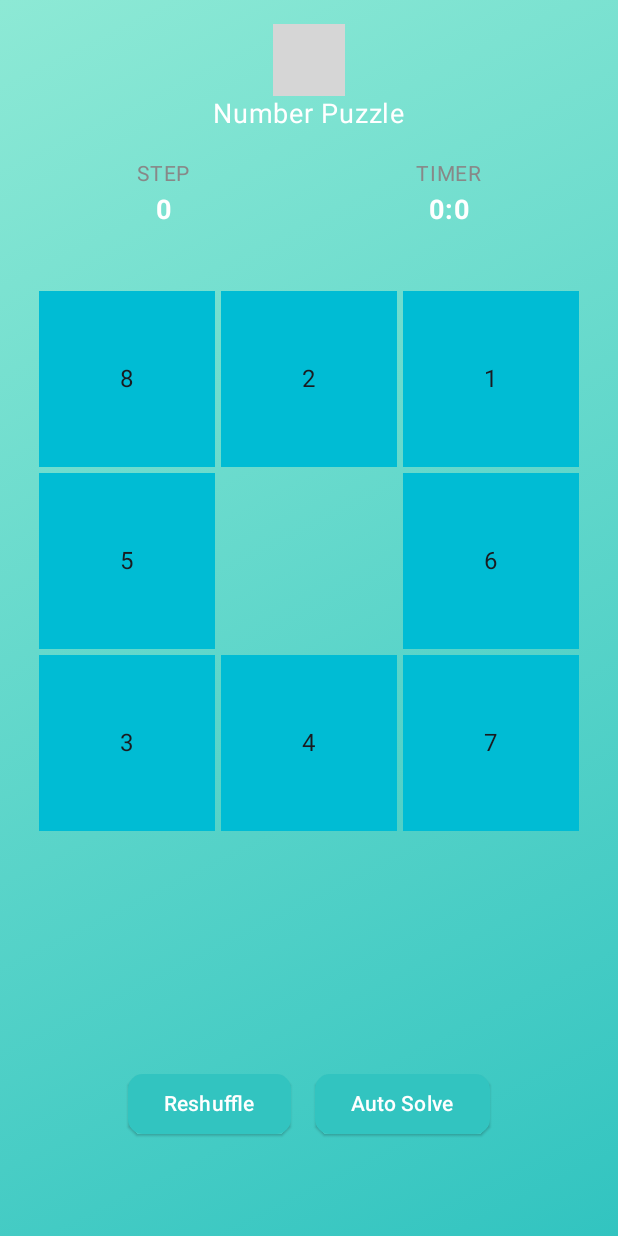
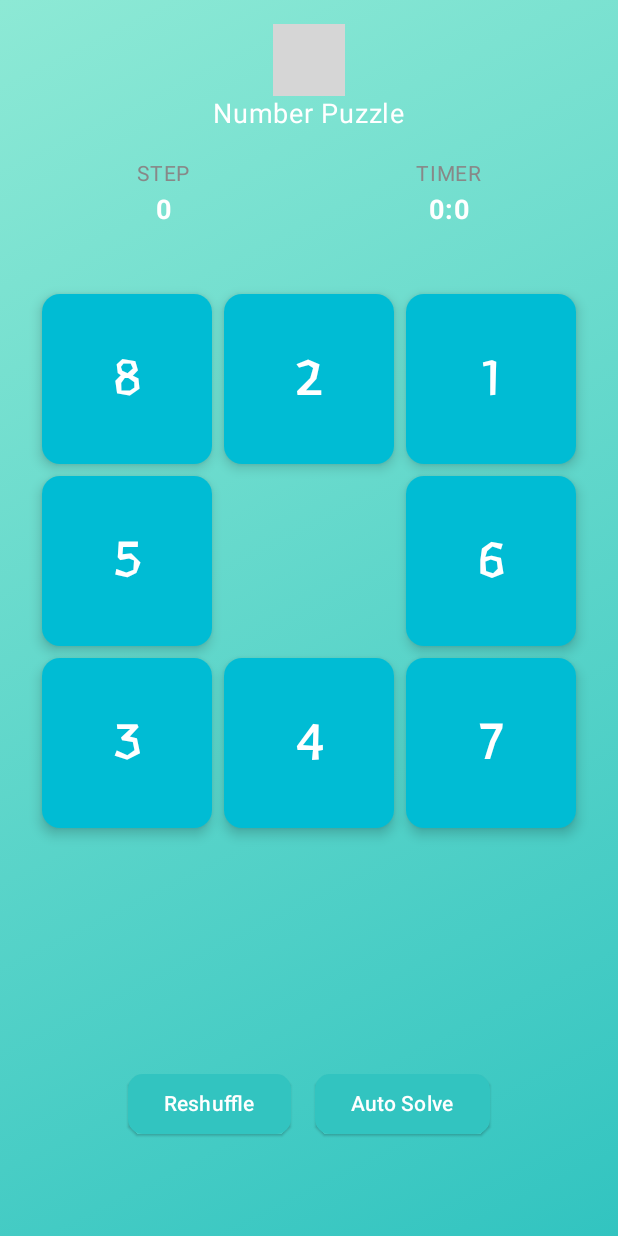
Before and after one commit to zuludin04/SlideContentPuzzle, an Android app built with Jetpack Compose: the screen it shows after launch (MainActivity), after a tap on "Number", on a phone screen of 412 x 824 dp. Run offline under Robolectric (Android 15) with nearby library versions, the phone set to English and light mode, and no system bars; grey boxes are pictures that could not be loaded.

Commit message:
feat: add card effect on puzzle board

```diff
--- a/app/src/main/java/com/app/zuludin/slidecontentpuzzle/core/theme/Type.kt
+++ b/app/src/main/java/com/app/zuludin/slidecontentpuzzle/core/theme/Type.kt
@@ -2,9 +2,11 @@ package com.app.zuludin.slidecontentpuzzle.core.theme
 
 import androidx.compose.material3.Typography
 import androidx.compose.ui.text.TextStyle
+import androidx.compose.ui.text.font.Font
 import androidx.compose.ui.text.font.FontFamily
 import androidx.compose.ui.text.font.FontWeight
 import androidx.compose.ui.unit.sp
+import com.app.zuludin.slidecontentpuzzle.R
 
 // Set of Material typography styles to start with
 val Typography = Typography(
@@ -32,3 +34,7 @@ val Typography = Typography(
     )
     */
 )
+
+val boardFont = FontFamily(
+    Font(R.font.underdog_regular, FontWeight.Normal)
+)
--- a/app/src/main/java/com/app/zuludin/slidecontentpuzzle/ui/puzzle/PuzzleScreen.kt
+++ b/app/src/main/java/com/app/zuludin/slidecontentpuzzle/ui/puzzle/PuzzleScreen.kt
@@ -15,6 +15,8 @@ import androidx.compose.foundation.layout.size
 import androidx.compose.foundation.layout.width
 import androidx.compose.foundation.shape.RoundedCornerShape
 import androidx.compose.material3.ButtonDefaults
+import androidx.compose.material3.Card
+import androidx.compose.material3.CardDefaults
 import androidx.compose.material3.ElevatedButton
 import androidx.compose.material3.Icon
 import androidx.compose.material3.Scaffold
@@ -33,6 +35,7 @@ import androidx.compose.ui.unit.sp
 import androidx.compose.ui.window.Dialog
 import androidx.lifecycle.viewmodel.compose.viewModel
 import com.app.zuludin.slidecontentpuzzle.R
+import com.app.zuludin.slidecontentpuzzle.core.theme.boardFont
 import com.app.zuludin.slidecontentpuzzle.core.utils.Item
 import com.app.zuludin.slidecontentpuzzle.core.utils.formatTimer
 import com.app.zuludin.slidecontentpuzzle.core.view.AnimatedVerticalGrid
@@ -161,16 +164,25 @@ fun PuzzleScreen(viewModel: PuzzleViewModel = viewModel()) {
 
 @Composable
 private fun Item(item: Item, onClick: (Int) -> Unit) {
-    Box(
-        contentAlignment = Alignment.Center,
+    Card(
         modifier = Modifier
             .fillMaxSize()
-            .padding(2.dp)
-            .background(item.color)
-            .clickable {
-                onClick(item.id)
-            }
+            .padding(4.dp)
+            .clickable { onClick(item.id) },
+        colors = CardDefaults.cardColors(containerColor = item.color),
+        elevation = CardDefaults.cardElevation(5.dp)
     ) {
-        Text(item.id.toString())
+        Box(
+            modifier = Modifier.fillMaxSize(),
+            contentAlignment = Alignment.Center
+        ) {
+            Text(
+                item.id.toString(),
+                fontSize = 32.sp,
+                fontWeight = FontWeight.Bold,
+                color = Color.White,
+                fontFamily = boardFont
+            )
+        }
     }
 }
```
Also changed, not shown: app/src/main/res/font/underdog_regular.ttf (added).
